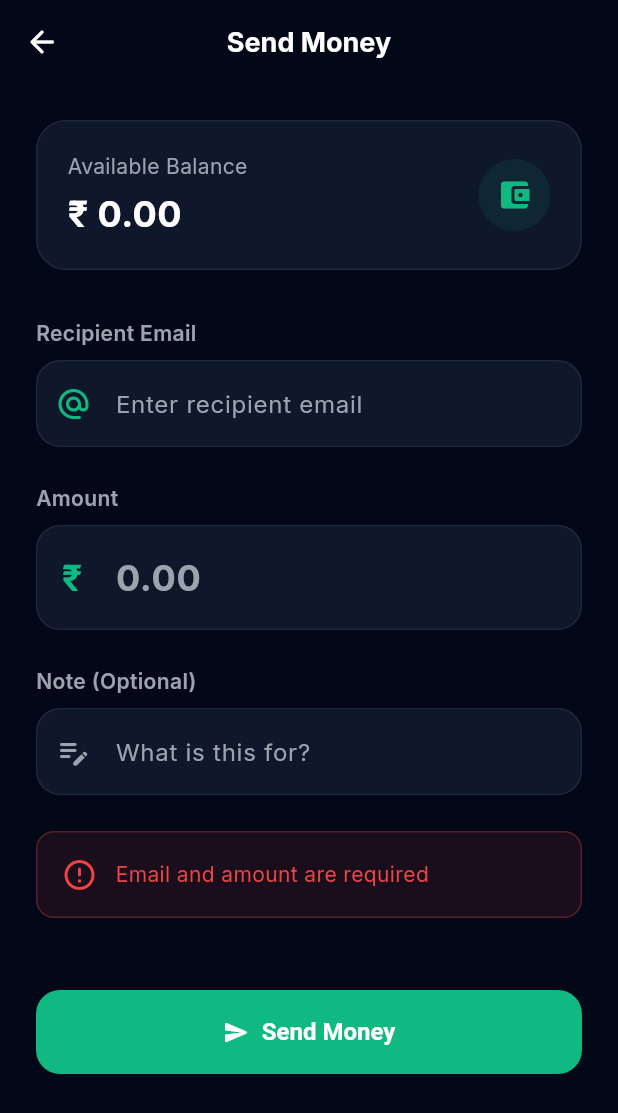
After one commit to Harshkumar2306/Harsh-Pay-App, a Flutter app: the OnlineSendMoneyScreen screen opened by its route, after a tap on "Send Money", on a phone screen of 412 x 824 dp. The commit adds this screen. Shown: the top 1113 px of the screen. Run offline on Flutter 3.47's test engine with Material 3 defaults, Android fonts, the phone set to English and light mode, and no system bars; drawn by our look-alikes of flutter_animate; our stand-ins replace connectivity_plus, dio, flutter_local_notifications, go_router, google_fonts, hive and 2 more; missing offline and left inert: mobile_scanner, nearby_connections; accounts and stored records are empty.

Commit message:
feat: implement online send money screen and integrate with backend

```diff
--- a/lib/core/network/api_client.dart
+++ b/lib/core/network/api_client.dart
@@ -47,14 +47,16 @@ class ApiClient {
   /// Returns null on network failure (caller should fall back to offline mode).
   Future<Map<String, dynamic>?> payOnline({
     required String senderClerkId,
-    required String receiverClerkId,
+    String? receiverClerkId,
+    String? receiverEmail,
     required double amount,
     String? note,
   }) async {
     try {
       final response = await _dio.post('/pay/online', data: {
         'senderClerkId': senderClerkId,
-        'receiverClerkId': receiverClerkId,
+        if (receiverClerkId != null) 'receiverClerkId': receiverClerkId,
+        if (receiverEmail != null) 'receiverEmail': receiverEmail,
         'amount': amount,
         if (note != null) 'note': note,
       });
--- a/lib/core/utils/app_router.dart
+++ b/lib/core/utils/app_router.dart
@@ -5,6 +5,7 @@ import '../../features/notifications/presentation/notifications_screen.dart';
 import '../../features/home/presentation/home_screen.dart';
 import '../../features/payments/presentation/qr_scanner_screen.dart';
 import '../../features/payments/presentation/receive_money_screen.dart';
+import '../../features/payments/presentation/online_send_money_screen.dart';
 import '../../features/payments/presentation/radio_transfer_screen.dart';
 
 class AppRouter {
@@ -51,6 +52,10 @@ class AppRouter {
         builder: (context, state) => const ReceiveMoneyScreen(),
       ),
       GoRoute(
+        path: '/send-money-online',
+        builder: (context, state) => const OnlineSendMoneyScreen(),
+      ),
+      GoRoute(
         path: '/radio',
         builder: (context, state) => const RadioTransferScreen(),
       ),
--- a/lib/features/home/presentation/home_screen.dart
+++ b/lib/features/home/presentation/home_screen.dart
@@ -537,9 +537,7 @@ class _HomeTabState extends State<_HomeTab> {
               _ActionBtn(
                 icon: Icons.send_rounded,
                 label: 'Send Money',
-                onTap: () {
-                  ScaffoldMessenger.of(context).showSnackBar(const SnackBar(content: Text('Online Send Money Coming Soon')));
-                }
+                onTap: () => context.push('/send-money-online')
               ),
               _ActionBtn(
                 icon: Icons.account_balance_rounded,
@@ -734,6 +732,14 @@ class _PaymentsHub extends StatelessWidget {
                 .animate().fadeIn(delay: 100.ms),
             const SizedBox(height: 32),
             _MethodCard(
+              icon: Icons.send_rounded,
+              title: 'Send Money Online',
+              subtitle: 'Send money instantly using an email address',
+              gradient: [const Color(0xFFF59E0B), const Color(0xFFD97706)],
+              onTap: () => context.push('/send-money-online'),
+            ).animate().fadeIn(delay: 120.ms).slideY(begin: 0.1),
+            const SizedBox(height: 14),
+            _MethodCard(
               icon: Icons.qr_code_rounded,
               title: 'Scan QR Code',
               subtitle: 'Scan a friend\'s code to pay them offline instantly',
--- /dev/null
+++ b/lib/features/payments/presentation/online_send_money_screen.dart
@@ -0,0 +1,371 @@
+import 'package:flutter/material.dart';
+import 'package:flutter/services.dart';
+import 'package:flutter_animate/flutter_animate.dart';
+import 'package:go_router/go_router.dart';
+import 'package:intl/intl.dart';
+import '../../../core/theme/app_colors.dart';
+import '../../../core/network/api_client.dart';
+import '../../../core/db/hive_setup.dart';
+import '../../../core/db/models/offline_wallet.dart';
+import '../../../core/db/models/offline_transaction.dart';
+
+class OnlineSendMoneyScreen extends StatefulWidget {
+  const OnlineSendMoneyScreen({super.key});
+
+  @override
+  State<OnlineSendMoneyScreen> createState() => _OnlineSendMoneyScreenState();
+}
+
+class _OnlineSendMoneyScreenState extends State<OnlineSendMoneyScreen> {
+  final _emailController = TextEditingController();
+  final _amountController = TextEditingController();
+  final _noteController = TextEditingController();
+
+  bool _isLoading = false;
+  String? _errorMessage;
+  OfflineWallet? _wallet;
+  final _fmt = NumberFormat.currency(locale: 'en_IN', symbol: '₹ ');
+
+  @override
+  void initState() {
+    super.initState();
+    _wallet = HiveSetup.getWallet();
+  }
+
+  @override
+  void dispose() {
+    _emailController.dispose();
+    _amountController.dispose();
+    _noteController.dispose();
+    super.dispose();
+  }
+
+  Future<void> _handleSend() async {
+    final email = _emailController.text.trim();
+    final amountStr = _amountController.text.trim();
+    final note = _noteController.text.trim();
+
+    if (email.isEmpty || amountStr.isEmpty) {
+      setState(() => _errorMessage = 'Email and amount are required');
+      return;
+    }
+
+    final amount = double.tryParse(amountStr);
+    if (amount == null || amount <= 0) {
+      setState(() => _errorMessage = 'Please enter a valid amount');
+      return;
+    }
+
+    if (_wallet == null) {
+      setState(() => _errorMessage = 'Wallet not found. Please log in again.');
+      return;
+    }
+
+    if (amount > _wallet!.syncedBalance) {
+      setState(() => _errorMessage = 'Insufficient balance');
+      return;
+    }
+
+    HapticFeedback.mediumImpact();
+    setState(() {
+      _isLoading = true;
+      _errorMessage = null;
+    });
+
+    final res = await ApiClient().payOnline(
+      senderClerkId: _wallet!.clerkId,
+      receiverEmail: email,
+      amount: amount,
+      note: note.isNotEmpty ? note : 'Online Transfer',
+    );
+
+    if (!mounted) return;
+
+    if (res == null) {
+      setState(() {
+        _isLoading = false;
+        _errorMessage = 'Network error. Please try again or use offline transfer.';
+      });
+      return;
+    }
+
+    if (res['error'] != null) {
+      setState(() {
+        _isLoading = false;
+        _errorMessage = res['error'];
+      });
+      return;
+    }
+
+    // Success! Update local wallet
+    final updatedWallet = OfflineWallet(
+      clerkId: _wallet!.clerkId,
+      appSyncId: _wallet!.appSyncId,
+      name: _wallet!.name,
+      email: _wallet!.email,
+      syncedBalance: _wallet!.syncedBalance - amount,
+    );
+    await HiveSetup.saveWallet(updatedWallet);
+
+    // Save transaction locally for immediate UI update
+    final tx = OfflineTransaction(
+      txId: res['transactionId'] ?? 'ONLINE_${DateTime.now().millisecondsSinceEpoch}',
+      type: 'debit',
+      amount: amount,
+      title: 'Transfer to $email',
+      timestamp: DateTime.now().millisecondsSinceEpoch,
+      isSynced: true,
+    );
+    await HiveSetup.saveTransaction(tx);
+
+    HapticFeedback.heavyImpact();
+
+    // Show success sheet
+    if (mounted) {
+      _showSuccessSheet(amount, email);
+    }
+  }
+
+  void _showSuccessSheet(double amount, String email) {
+    showModalBottomSheet(
+      context: context,
+      isScrollControlled: true,
+      backgroundColor: Colors.transparent,
+      isDismissible: false,
+      enableDrag: false,
+      builder: (context) => Container(
+        height: MediaQuery.of(context).size.height * 0.85,
+        padding: const EdgeInsets.all(32),
+        decoration: const BoxDecoration(
+          color: AppColors.background,
+          borderRadius: BorderRadius.vertical(top: Radius.circular(32)),
+        ),
+        child: Column(
+          mainAxisAlignment: MainAxisAlignment.center,
+          children: [
+            const Spacer(),
+            Container(
+              padding: const EdgeInsets.all(24),
+              decoration: BoxDecoration(
+                color: AppColors.success.withValues(alpha: 0.1),
+                shape: BoxShape.circle,
+              ),
+              child: const Icon(Icons.check_circle_rounded, color: AppColors.success, size: 80),
+            ).animate().scale(delay: 200.ms, duration: 500.ms, curve: Curves.easeOutBack),
+            const SizedBox(height: 32),
+            const Text(
+              'Payment Successful!',
+              style: TextStyle(color: Colors.white, fontSize: 28, fontWeight: FontWeight.bold),
+            ).animate().fadeIn(delay: 400.ms).slideY(begin: 0.2),
+            const SizedBox(height: 16),
+            Text(
+              _fmt.format(amount),
+              style: const TextStyle(color: AppColors.primary, fontSize: 40, fontWeight: FontWeight.w900),
+            ).animate().fadeIn(delay: 500.ms).slideY(begin: 0.2),
+            const SizedBox(height: 8),
+            Text(
+              'Sent to $email',
+              style: const TextStyle(color: AppColors.textSecondary, fontSize: 16),
+              textAlign: TextAlign.center,
+            ).animate().fadeIn(delay: 600.ms),
+            const Spacer(),
+            SizedBox(
+              width: double.infinity,
+              height: 56,
+              child: ElevatedButton(
+                onPressed: () {
+                  context.pop(); // Close sheet
+                  context.pop(); // Go back to Home/Hub
+                },
+                style: ElevatedButton.styleFrom(
+                  backgroundColor: AppColors.primary,
+                  shape: RoundedRectangleBorder(borderRadius: BorderRadius.circular(16)),
+                ),
+                child: const Text('Done', style: TextStyle(fontSize: 16, fontWeight: FontWeight.bold, color: Colors.white)),
+              ),
+            ).animate().fadeIn(delay: 800.ms),
+            const SizedBox(height: 24),
+          ],
+        ),
+      ),
+    );
+  }
+
+  @override
+  Widget build(BuildContext context) {
+    return Scaffold(
+      backgroundColor: AppColors.background,
+      appBar: AppBar(
+        backgroundColor: Colors.transparent,
+        elevation: 0,
+        leading: IconButton(
+          icon: const Icon(Icons.arrow_back_rounded, color: Colors.white),
+          onPressed: () => context.pop(),
+        ),
+        title: const Text('Send Money', style: TextStyle(color: Colors.white, fontWeight: FontWeight.bold)),
+        centerTitle: true,
+      ),
+      body: SingleChildScrollView(
+        padding: const EdgeInsets.all(24),
+        child: Column(
+          crossAxisAlignment: CrossAxisAlignment.start,
+          children: [
+            // Available Balance Card
+            Container(
+              padding: const EdgeInsets.all(20),
+              decoration: BoxDecoration(
+                color: AppColors.surface,
+                borderRadius: BorderRadius.circular(20),
+                border: Border.all(color: AppColors.border),
+              ),
+              child: Row(
+                mainAxisAlignment: MainAxisAlignment.spaceBetween,
+                children: [
+                  Column(
+                    crossAxisAlignment: CrossAxisAlignment.start,
+                    children: [
+                      const Text('Available Balance', style: TextStyle(color: AppColors.textSecondary, fontSize: 14)),
+                      const SizedBox(height: 4),
+                      Text(
+                        _wallet != null ? _fmt.format(_wallet!.syncedBalance) : '₹ 0.00',
+                        style: const TextStyle(color: Colors.white, fontSize: 24, fontWeight: FontWeight.bold),
+                      ),
+                    ],
+                  ),
+                  Container(
+                    padding: const EdgeInsets.all(12),
+                    decoration: BoxDecoration(
+                      color: AppColors.primary.withValues(alpha: 0.1),
+                      shape: BoxShape.circle,
+                    ),
+                    child: const Icon(Icons.account_balance_wallet_rounded, color: AppColors.primary),
+                  ),
+                ],
+              ),
+            ).animate().fadeIn().slideY(begin: 0.1),
+            const SizedBox(height: 32),
+
+            // Recipient Email
+            const Text('Recipient Email', style: TextStyle(color: AppColors.textSecondary, fontSize: 14, fontWeight: FontWeight.w600)),
+            const SizedBox(height: 8),
+            Container(
+              decoration: BoxDecoration(
+                color: AppColors.surface,
+                borderRadius: BorderRadius.circular(16),
+                border: Border.all(color: AppColors.border),
+              ),
+              child: TextField(
+                controller: _emailController,
+                keyboardType: TextInputType.emailAddress,
+                style: const TextStyle(color: Colors.white, fontSize: 16),
+                decoration: const InputDecoration(
+                  hintText: 'Enter recipient email',
+                  hintStyle: TextStyle(color: AppColors.textSecondary),
+                  prefixIcon: Icon(Icons.alternate_email_rounded, color: AppColors.primary),
+                  border: InputBorder.none,
+                  contentPadding: EdgeInsets.all(16),
+                ),
+              ),
+            ).animate().fadeIn(delay: 100.ms).slideY(begin: 0.1),
+            const SizedBox(height: 24),
+
+            // Amount
+            const Text('Amount', style: TextStyle(color: AppColors.textSecondary, fontSize: 14, fontWeight: FontWeight.w600)),
+            const SizedBox(height: 8),
+            Container(
+              decoration: BoxDecoration(
+                color: AppColors.surface,
+                borderRadius: BorderRadius.circular(16),
+                border: Border.all(color: AppColors.border),
+              ),
+              child: TextField(
+                controller: _amountController,
+                keyboardType: const TextInputType.numberWithOptions(decimal: true),
+                style: const TextStyle(color: Colors.white, fontSize: 24, fontWeight: FontWeight.bold),
+                decoration: const InputDecoration(
+                  hintText: '0.00',
+                  hintStyle: TextStyle(color: AppColors.textSecondary),
+                  prefixIcon: Padding(
+                    padding: EdgeInsets.all(16),
+                    child: Text('₹', style: TextStyle(color: AppColors.primary, fontSize: 24, fontWeight: FontWeight.bold)),
+                  ),
+                  border: InputBorder.none,
+                  contentPadding: EdgeInsets.all(16),
+                ),
+              ),
+            ).animate().fadeIn(delay: 200.ms).slideY(begin: 0.1),
+            const SizedBox(height: 24),
+
+            // Note (Optional)
+            const Text('Note (Optional)', style: TextStyle(color: AppColors.textSecondary, fontSize: 14, fontWeight: FontWeight.w600)),
+            const SizedBox(height: 8),
+            Container(
+              decoration: BoxDecoration(
+                color: AppColors.surface,
+                borderRadius: BorderRadius.circular(16),
+                border: Border.all(color: AppColors.border),
+              ),
+              child: TextField(
+                controller: _noteController,
+                style: const TextStyle(color: Colors.white, fontSize: 16),
+                decoration: const InputDecoration(
+                  hintText: 'What is this for?',
+                  hintStyle: TextStyle(color: AppColors.textSecondary),
+                  prefixIcon: Icon(Icons.edit_note_rounded, color: AppColors.textSecondary),
+                  border: InputBorder.none,
+                  contentPadding: EdgeInsets.all(16),
+                ),
+              ),
+            ).animate().fadeIn(delay: 300.ms).slideY(begin: 0.1),
+
+            if (_errorMessage != null) ...[
+              const SizedBox(height: 24),
+              Container(
+                padding: const EdgeInsets.all(16),
+                decoration: BoxDecoration(
+                  color: AppColors.error.withValues(alpha: 0.1),
+                  borderRadius: BorderRadius.circular(12),
+                  border: Border.all(color: AppColors.error.withValues(alpha: 0.3)),
+                ),
+                child: Row(
+                  children: [
+                    const Icon(Icons.error_outline_rounded, color: AppColors.error),
+                    const SizedBox(width: 12),
+                    Expanded(child: Text(_errorMessage!, style: const TextStyle(color: AppColors.error))),
+                  ],
+                ),
+              ).animate().fadeIn(),
+            ],
+
+            const SizedBox(height: 48),
+
+            // Send Button
+            SizedBox(
+              width: double.infinity,
+              height: 56,
+              child: ElevatedButton(
+                onPressed: _isLoading ? null : _handleSend,
+                style: ElevatedButton.styleFrom(
+                  backgroundColor: AppColors.primary,
+                  foregroundColor: Colors.white,
+                  shape: RoundedRectangleBorder(borderRadius: BorderRadius.circular(16)),
+                  elevation: 0,
+                ),
+                child: _isLoading
+                    ? const SizedBox(height: 24, width: 24, child: CircularProgressIndicator(color: Colors.white, strokeWidth: 2))
+                    : const Row(
+                        mainAxisAlignment: MainAxisAlignment.center,
+                        children: [
+                          Icon(Icons.send_rounded),
+                          SizedBox(width: 8),
+                          Text('Send Money', style: TextStyle(fontSize: 16, fontWeight: FontWeight.bold)),
+                        ],
+                      ),
+              ),
+            ).animate().fadeIn(delay: 400.ms).slideY(begin: 0.1),
+          ],
+        ),
+      ),
+    );
+  }
+}
```
